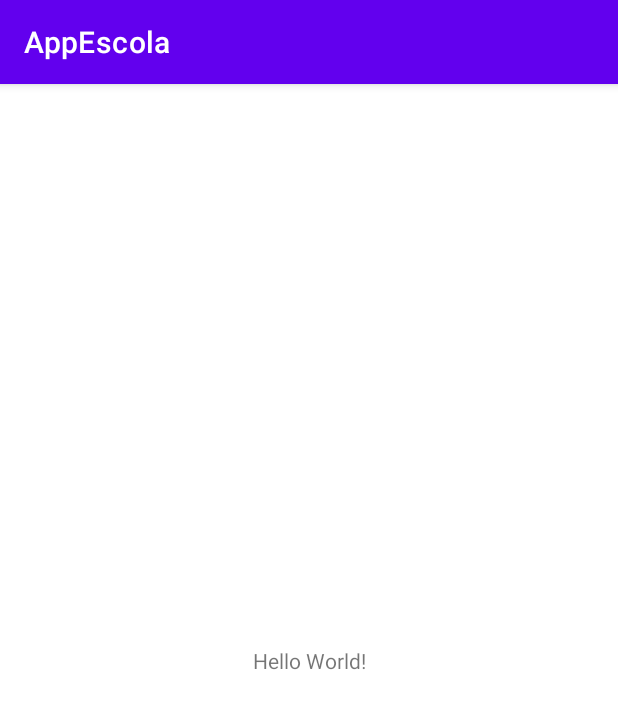
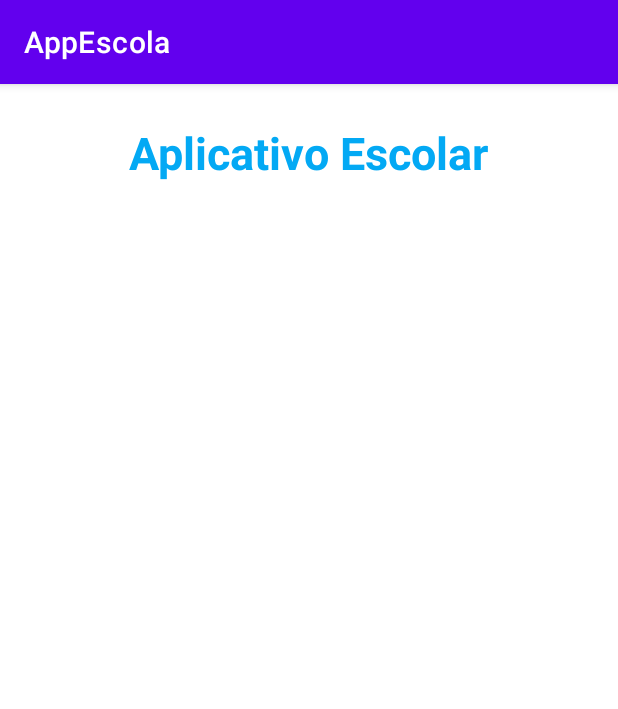
Before and after one commit to LBorgess/AppEscola, an Android app: the screen it shows after launch (MainActivity), on a phone screen of 412 x 824 dp. Shown: the top 709 px of the screen. Run offline under Robolectric (Android 15) with nearby library versions, the phone set to English and light mode, and no system bars.

Commit message:
insert textview

```diff
--- a/app/src/main/res/layout/activity_main.xml
+++ b/app/src/main/res/layout/activity_main.xml
@@ -1,18 +1,21 @@
 <?xml version="1.0" encoding="utf-8"?>
-<androidx.constraintlayout.widget.ConstraintLayout xmlns:android="http://schemas.android.com/apk/res/android"
+<LinearLayout xmlns:android="http://schemas.android.com/apk/res/android"
     xmlns:app="http://schemas.android.com/apk/res-auto"
     xmlns:tools="http://schemas.android.com/tools"
     android:layout_width="match_parent"
     android:layout_height="match_parent"
+    android:orientation="vertical"
     tools:context=".MainActivity">
 
     <TextView
+        android:layout_margin="25sp"
         android:layout_width="wrap_content"
         android:layout_height="wrap_content"
-        android:text="Hello World!"
-        app:layout_constraintBottom_toBottomOf="parent"
-        app:layout_constraintEnd_toEndOf="parent"
-        app:layout_constraintStart_toStartOf="parent"
-        app:layout_constraintTop_toTopOf="parent" />
+        android:text="Aplicativo Escolar"
+        android:textSize="30sp"
+        android:layout_gravity="center_horizontal"
+        android:textStyle="bold"
+        android:textColor="#03A9F4"
+        />
 
-</androidx.constraintlayout.widget.ConstraintLayout>
+</LinearLayout>
```
